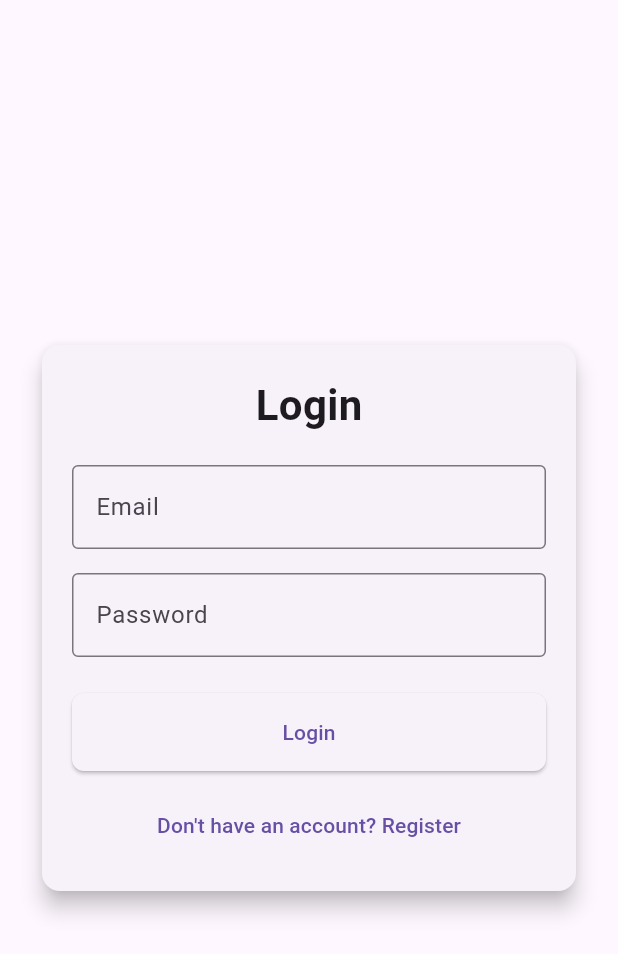
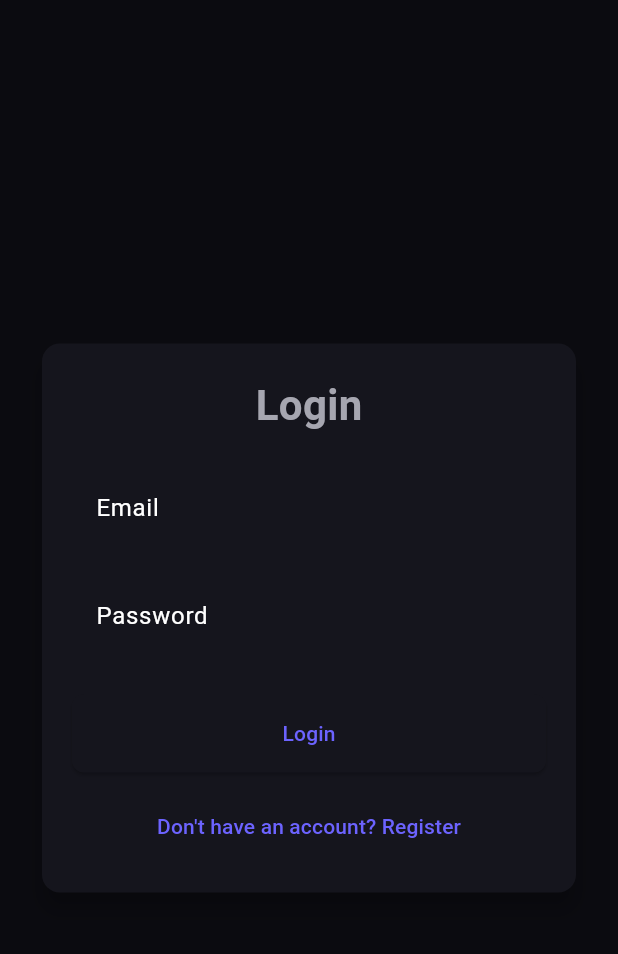
Before and after one commit to Tanvir-bubt/CineBot, a Flutter app: the screen it shows after launch, on a phone screen of 412 x 824 dp. Shown: the top 954 px of the screen. Run offline on Flutter 3.47's test engine with Material 3 defaults, Android fonts, the phone set to English and light mode, and no system bars; our stand-ins replace get, hive_ce, hive_ce_flutter, lottie; accounts and stored records are empty.

Commit message:
feat: add app shell and dark theme

```diff
--- /dev/null
+++ b/lib/core/theme/app_theme.dart
@@ -0,0 +1,145 @@
+import 'package:flutter/material.dart';
+
+class AppTheme {
+  AppTheme._();
+
+  // Brand
+  static const Color primary = Color(0xFF6C63FF);
+  static const Color primaryDark = Color(0xFF574DDB);
+
+  // Backgrounds
+  static const Color background = Color(0xFF0B0B10);
+  static const Color surface = Color(0xFF15151D);
+  static const Color surfaceLight = Color(0xFF1D1D27);
+
+  // Text
+  static const Color textPrimary = Color(0xFFF5F5F7);
+  static const Color textSecondary = Color(0xFFA6A6B0);
+  static const Color textMuted = Color(0xFF6F6F7A);
+
+  // Status
+  static const Color success = Color(0xFF3DDC97);
+  static const Color warning = Color(0xFFFFC857);
+  static const Color error = Color(0xFFFF5C70);
+
+  // Radius
+  static const double radiusSmall = 10;
+  static const double radiusMedium = 16;
+  static const double radiusLarge = 24;
+
+  static ThemeData get darkTheme {
+    return ThemeData(
+      useMaterial3: true,
+      brightness: Brightness.dark,
+      scaffoldBackgroundColor: background,
+
+      colorScheme: const ColorScheme.dark(
+        primary: primary,
+        secondary: primary,
+        surface: surface,
+        error: error,
+      ),
+
+      appBarTheme: const AppBarTheme(
+        backgroundColor: background,
+        foregroundColor: textPrimary,
+        elevation: 0,
+        centerTitle: false,
+      ),
+
+      navigationBarTheme: NavigationBarThemeData(
+        backgroundColor: surface,
+        indicatorColor: primary.withValues(alpha: 0.18),
+        labelTextStyle: WidgetStateProperty.resolveWith((states) {
+          if (states.contains(WidgetState.selected)) {
+            return const TextStyle(
+              color: textPrimary,
+              fontWeight: FontWeight.w600,
+            );
+          }
+
+          return const TextStyle(color: textMuted, fontWeight: FontWeight.w500);
+        }),
+      ),
+
+      navigationRailTheme: NavigationRailThemeData(
+        backgroundColor: surface,
+        selectedIconTheme: const IconThemeData(color: primary),
+        unselectedIconTheme: const IconThemeData(color: textMuted),
+        selectedLabelTextStyle: const TextStyle(
+          color: textPrimary,
+          fontWeight: FontWeight.w600,
+        ),
+        unselectedLabelTextStyle: const TextStyle(
+          color: textMuted,
+          fontWeight: FontWeight.w500,
+        ),
+        indicatorColor: primary.withValues(alpha: 0.18),
+      ),
+
+      textTheme: const TextTheme(
+        displayLarge: TextStyle(
+          color: textPrimary,
+          fontSize: 36,
+          fontWeight: FontWeight.w800,
+          letterSpacing: -1.2,
+        ),
+        displayMedium: TextStyle(
+          color: textPrimary,
+          fontSize: 30,
+          fontWeight: FontWeight.w800,
+          letterSpacing: -0.8,
+        ),
+        headlineLarge: TextStyle(
+          color: textPrimary,
+          fontSize: 26,
+          fontWeight: FontWeight.w700,
+        ),
+        headlineMedium: TextStyle(
+          color: textPrimary,
+          fontSize: 22,
+          fontWeight: FontWeight.w700,
+        ),
+        titleLarge: TextStyle(
+          color: textPrimary,
+          fontSize: 18,
+          fontWeight: FontWeight.w700,
+        ),
+        titleMedium: TextStyle(
+          color: textPrimary,
+          fontSize: 16,
+          fontWeight: FontWeight.w600,
+        ),
+        bodyLarge: TextStyle(color: textPrimary, fontSize: 16, height: 1.5),
+        bodyMedium: TextStyle(color: textSecondary, fontSize: 14, height: 1.5),
+        bodySmall: TextStyle(color: textMuted, fontSize: 12),
+      ),
+
+      inputDecorationTheme: InputDecorationTheme(
+        filled: true,
+        fillColor: surface,
+        border: OutlineInputBorder(
+          borderRadius: BorderRadius.circular(radiusMedium),
+          borderSide: BorderSide.none,
+        ),
+        enabledBorder: OutlineInputBorder(
+          borderRadius: BorderRadius.circular(radiusMedium),
+          borderSide: BorderSide.none,
+        ),
+        focusedBorder: OutlineInputBorder(
+          borderRadius: BorderRadius.circular(radiusMedium),
+          borderSide: const BorderSide(color: primary, width: 1.5),
+        ),
+        hintStyle: const TextStyle(color: textMuted),
+      ),
+
+      cardTheme: CardThemeData(
+        color: surface,
+        elevation: 0,
+        shape: RoundedRectangleBorder(
+          borderRadius: BorderRadius.circular(radiusMedium),
+        ),
+      ),
+    );
+  }
+}
--- a/lib/main.dart
+++ b/lib/main.dart
@@ -3,12 +3,15 @@ import 'package:cinebot/screen/splash_screen.dart';
 import 'package:flutter/material.dart';
 import 'package:flutter/services.dart';
 import 'package:get/get_navigation/src/root/get_material_app.dart';
+import 'package:cinebot/core/theme/app_theme.dart';
+
 Future<void> main() async {
   WidgetsFlutterBinding.ensureInitialized();
   await SystemChrome.setEnabledSystemUIMode(SystemUiMode.immersiveSticky);
   await SystemChrome.setPreferredOrientations([
     DeviceOrientation.portraitUp,
-    DeviceOrientation.portraitDown]);
+    DeviceOrientation.portraitDown,
+  ]);
   runApp(const MyApp());
 }
 
@@ -20,18 +23,8 @@ class MyApp extends StatelessWidget {
     return GetMaterialApp(
       title: appName,
       debugShowCheckedModeBanner: false,
-
-      theme: ThemeData(
-          appBarTheme: const AppBarTheme(
-            elevation: 1,
-            centerTitle: true,
-            backgroundColor: Colors.white,
-            iconTheme: IconThemeData(color: Colors.black),
-              titleTextStyle: TextStyle(
-                color: Color.fromRGBO(0, 27, 61, 1), fontSize: 20, fontWeight: FontWeight.w900),
-              )
-          ),
-    home: const SplashScreen(),
+      theme: AppTheme.darkTheme,
+      home: const SplashScreen(),
     );
   }
 }
```
Also changed, not shown: lib/core/routing/app_shell.dart (added, +115 -0 lines), lib/screen/feature/login/login_screen.dart (+12 -7 lines), lib/screen/onboarding_screen.dart (+26 -18 lines), lib/screen/splash_screen.dart (+8 -14 lines).
